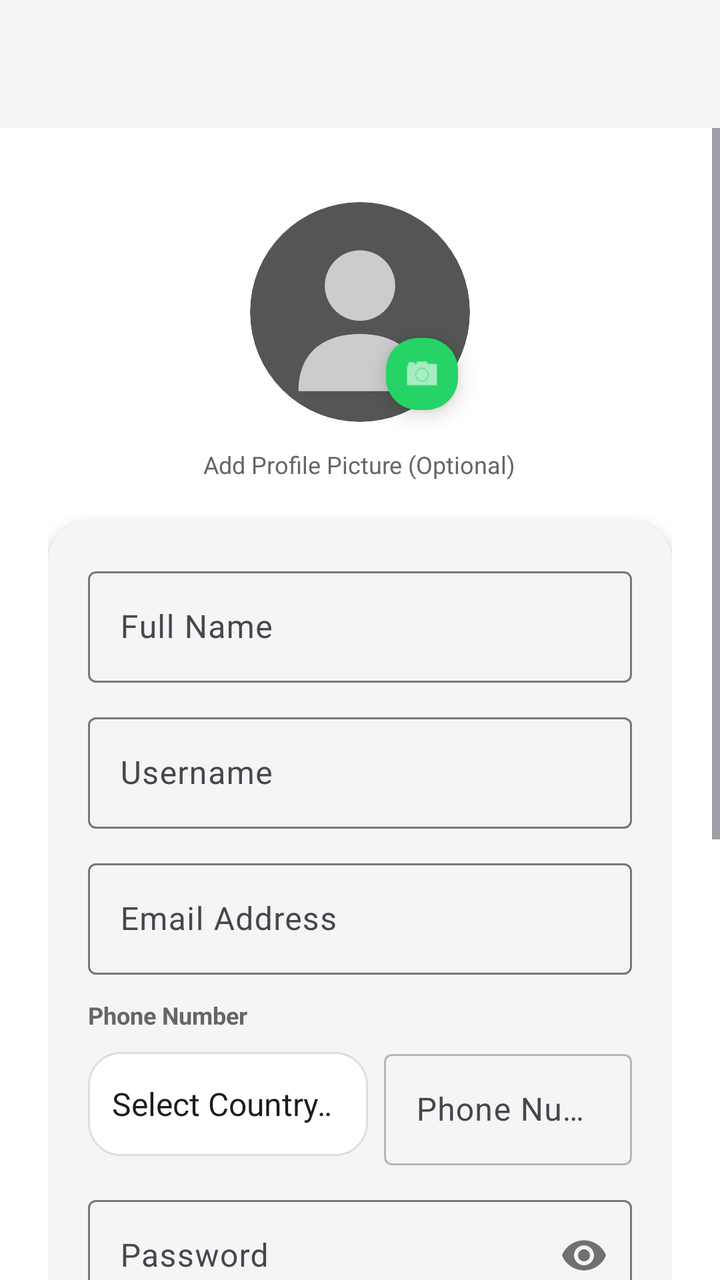
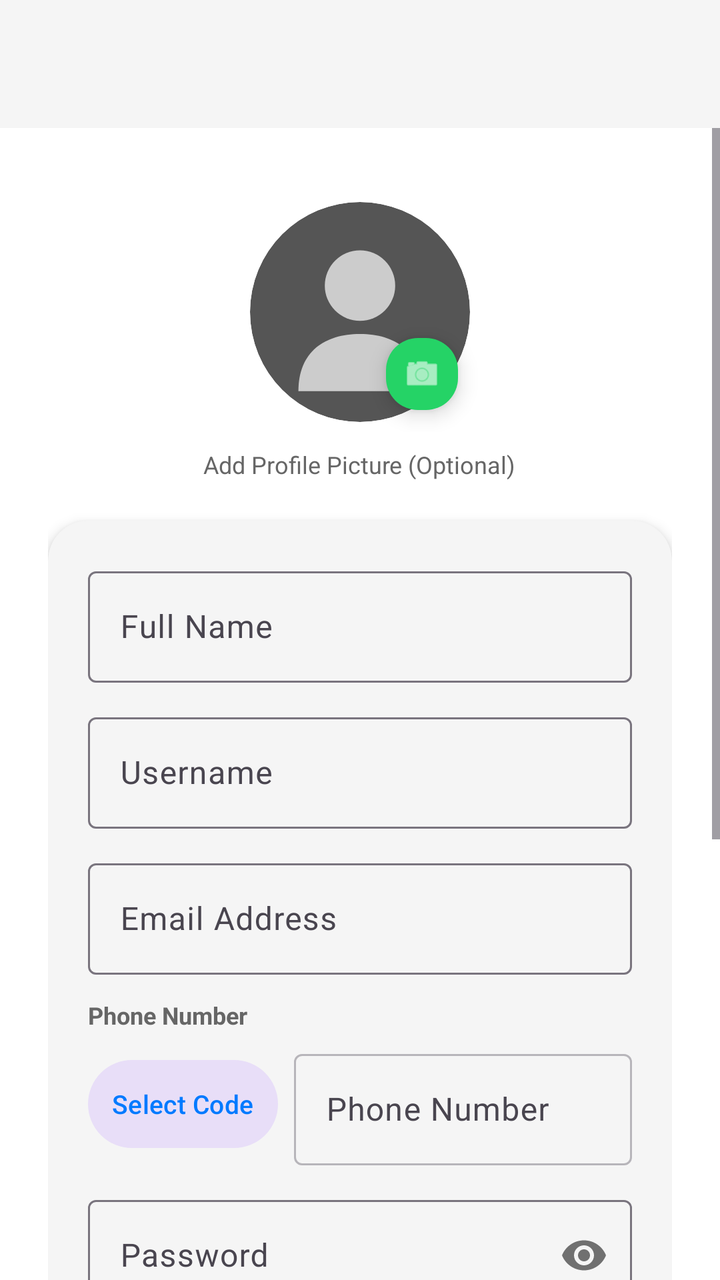

Compare the two renders of this Android layout. The source of the first and the diff that turns it into the second are given below.
<!-- AndroidManifest.xml: application theme Theme.ProjectCecily -->
<!-- res/layout/activity_signup.xml -->
<?xml version="1.0" encoding="utf-8"?>
<androidx.constraintlayout.widget.ConstraintLayout xmlns:android="http://schemas.android.com/apk/res/android"
    xmlns:app="http://schemas.android.com/apk/res-auto"
    android:layout_width="match_parent"
    android:layout_height="match_parent"
    android:background="@color/app_background">

    
    <com.google.android.material.appbar.AppBarLayout
        android:id="@+id/appBarLayout"
        android:layout_width="match_parent"
        android:layout_height="wrap_content"
        android:fitsSystemWindows="true"
        app:elevation="4dp"
        app:layout_constraintEnd_toEndOf="parent"
        app:layout_constraintStart_toStartOf="parent"
        app:layout_constraintTop_toTopOf="parent">

        <com.google.android.material.appbar.MaterialToolbar
            android:id="@+id/toolbar"
            android:layout_width="match_parent"
            android:layout_height="?attr/actionBarSize"
            android:background="@color/card_background" />
    </com.google.android.material.appbar.AppBarLayout>

    <ScrollView
        android:id="@+id/signup_scroll"
        android:layout_width="0dp"
        android:layout_height="0dp"
        app:layout_constraintBottom_toBottomOf="parent"
        app:layout_constraintEnd_toEndOf="parent"
        app:layout_constraintStart_toStartOf="parent"
        app:layout_constraintTop_toBottomOf="@id/appBarLayout">

        <LinearLayout
            android:layout_width="match_parent"
            android:layout_height="wrap_content"
            android:orientation="vertical"
            android:padding="24dp">

            
            <FrameLayout
                android:layout_width="match_parent"
                android:layout_height="wrap_content"
                android:paddingTop="8dp"
                android:paddingBottom="8dp">

                <RelativeLayout
                    android:layout_width="120dp"
                    android:layout_height="120dp"
                    android:layout_gravity="center">

                    <com.google.android.material.imageview.ShapeableImageView
                        android:id="@+id/ivSignUpProfilePic"
                        android:layout_width="110dp"
                        android:layout_height="110dp"
                        android:layout_centerInParent="true"
                        android:scaleType="centerCrop"
                        android:src="@drawable/ic_blank_user"
                        app:shapeAppearanceOverlay="@style/CircleImage" />

                    <com.google.android.material.floatingactionbutton.FloatingActionButton
                        android:id="@+id/btnSignUpChangeProfilePic"
                        android:layout_width="36dp"
                        android:layout_height="36dp"
                        android:layout_alignBottom="@id/ivSignUpProfilePic"
                        android:layout_alignEnd="@id/ivSignUpProfilePic"
                        android:contentDescription="Add profile picture"
                        app:backgroundTint="#25D366"
                        app:fabCustomSize="36dp"
                        app:maxImageSize="20dp"
                        app:srcCompat="@android:drawable/ic_menu_camera"
                        app:tint="#FFFFFF" />
                </RelativeLayout>
            </FrameLayout>

            <TextView
                android:layout_width="wrap_content"
                android:layout_height="wrap_content"
                android:layout_gravity="center"
                android:text="Add Profile Picture (Optional)"
                android:textColor="@color/text_secondary"
                android:textSize="12sp" />

            
            <com.google.android.material.card.MaterialCardView
                android:layout_width="match_parent"
                android:layout_height="wrap_content"
                android:layout_marginTop="20dp"
                app:cardBackgroundColor="@color/card_background"
                app:cardCornerRadius="20dp"
                app:cardElevation="4dp"
                app:strokeWidth="0dp">

                <LinearLayout
                    android:layout_width="match_parent"
                    android:layout_height="wrap_content"
                    android:orientation="vertical"
                    android:padding="20dp">

                    
                    <com.google.android.material.textfield.TextInputLayout
                        style="@style/Widget.Material3.TextInputLayout.OutlinedBox"
                        android:layout_width="match_parent"
                        android:layout_height="wrap_content"
                        android:hint="Full Name">

                        <com.google.android.material.textfield.TextInputEditText
                            android:id="@+id/etSignUpName"
                            android:layout_width="match_parent"
                            android:layout_height="wrap_content"
                            android:inputType="textPersonName"
                            android:singleLine="true" />
                    </com.google.android.material.textfield.TextInputLayout>

                    
                    <com.google.android.material.textfield.TextInputLayout
                        style="@style/Widget.Material3.TextInputLayout.OutlinedBox"
                        android:layout_width="match_parent"
                        android:layout_height="wrap_content"
                        android:layout_marginTop="12dp"
                        android:hint="Username">

                        <com.google.android.material.textfield.TextInputEditText
                            android:id="@+id/etSignUpUsername"
                            android:layout_width="match_parent"
                            android:layout_height="wrap_content"
                            android:inputType="text"
                            android:singleLine="true" />
                    </com.google.android.material.textfield.TextInputLayout>

                    
                    <com.google.android.material.textfield.TextInputLayout
                        style="@style/Widget.Material3.TextInputLayout.OutlinedBox"
                        android:layout_width="match_parent"
                        android:layout_height="wrap_content"
                        android:layout_marginTop="12dp"
                        android:hint="Email Address">

                        <com.google.android.material.textfield.TextInputEditText
                            android:id="@+id/etSignUpEmail"
                            android:layout_width="match_parent"
                            android:layout_height="wrap_content"
                            android:inputType="textEmailAddress"
                            android:singleLine="true" />
                    </com.google.android.material.textfield.TextInputLayout>

                    
                    <TextView
                        android:layout_width="wrap_content"
                        android:layout_height="wrap_content"
                        android:layout_marginTop="12dp"
                        android:text="Phone Number"
                        android:textColor="@color/text_secondary"
                        android:textSize="12sp"
                        android:textStyle="bold" />

                    <LinearLayout
                        android:layout_width="match_parent"
                        android:layout_height="wrap_content"
                        android:layout_marginTop="6dp"
                        android:gravity="center_vertical"
                        android:orientation="horizontal">

                        <Spinner
                            android:id="@+id/spinnerSignUpCountryCode"
                            android:layout_width="140dp"
                            android:layout_height="52dp"
                            android:background="@drawable/widget_background"
                            android:entries="@array/country_codes_array"
                            android:paddingStart="4dp"
                            android:paddingEnd="4dp" />

                        <com.google.android.material.textfield.TextInputLayout
                            style="@style/Widget.Material3.TextInputLayout.OutlinedBox"
                            android:layout_width="0dp"
                            android:layout_height="wrap_content"
                            android:layout_marginStart="8dp"
                            android:layout_weight="1"
                            android:hint="Phone Number">

                            <com.google.android.material.textfield.TextInputEditText
                                android:id="@+id/etSignUpPhoneNumber"
                                android:layout_width="match_parent"
                                android:layout_height="wrap_content"
                                android:alpha="0.5"
                                android:enabled="false"
                                android:inputType="phone"
                                android:singleLine="true" />
                        </com.google.android.material.textfield.TextInputLayout>
                    </LinearLayout>

                    
                    <com.google.android.material.textfield.TextInputLayout
                        style="@style/Widget.Material3.TextInputLayout.OutlinedBox"
                        android:layout_width="match_parent"
                        android:layout_height="wrap_content"
                        android:layout_marginTop="12dp"
                        android:hint="Password"
                        app:passwordToggleEnabled="true">

                        <com.google.android.material.textfield.TextInputEditText
                            android:id="@+id/etSignUpPassword"
                            android:layout_width="match_parent"
                            android:layout_height="wrap_content"
                            android:inputType="textPassword"
                            android:singleLine="true" />
                    </com.google.android.material.textfield.TextInputLayout>

                    
                    <TextView
                        android:layout_width="wrap_content"
                        android:layout_height="wrap_content"
                        android:layout_marginTop="16dp"
                        android:text="Gender"
                        android:textColor="@color/text_secondary"
                        android:textSize="12sp"
                        android:textStyle="bold" />

                    <com.google.android.material.button.MaterialButtonToggleGroup
                        android:id="@+id/genderToggleGroup"
                        android:layout_width="match_parent"
                        android:layout_height="wrap_content"
                        android:layout_marginTop="8dp"
                        app:selectionRequired="true"
                        app:singleSelection="true">

                        <Button
                            android:id="@+id/btnGenderMale"
                            style="?attr/materialButtonOutlinedStyle"
                            android:layout_width="0dp"
                            android:layout_height="wrap_content"
                            android:layout_weight="1"
                            android:text="Male"
                            android:textSize="11sp" />

                        <Button
                            android:id="@+id/btnGenderFemale"
                            style="?attr/materialButtonOutlinedStyle"
                            android:layout_width="0dp"
                            android:layout_height="wrap_content"
                            android:layout_weight="1"
                            android:text="Female"
                            android:textSize="11sp" />

                        <Button
                            android:id="@+id/btnGenderOther"
                            style="?attr/materialButtonOutlinedStyle"
                            android:layout_width="0dp"
                            android:layout_height="wrap_content"
                            android:layout_weight="1.3"
                            android:text="Prefer not to say"
                            android:textSize="10sp" />
                    </com.google.android.material.button.MaterialButtonToggleGroup>

                    
                    <com.google.android.material.textfield.TextInputLayout
                        style="@style/Widget.Material3.TextInputLayout.OutlinedBox"
                        android:layout_width="match_parent"
                        android:layout_height="wrap_content"
                        android:layout_marginTop="16dp"
                        android:hint="Birthday (YYYY-MM-DD)">

                        <com.google.android.material.textfield.TextInputEditText
                            android:id="@+id/etSignUpBirthday"
                            android:layout_width="match_parent"
                            android:layout_height="wrap_content"
                            android:focusable="false"
                            android:inputType="none"
                            android:singleLine="true" />
                    </com.google.android.material.textfield.TextInputLayout>

                    
                    <Button
                        android:id="@+id/btnCreateAccount"
                        android:layout_width="match_parent"
                        android:layout_height="52dp"
                        android:layout_marginTop="24dp"
                        android:text="Create Account"
                        android:textSize="16sp"
                        android:textStyle="bold" />

                    <Button
                        android:id="@+id/btnBackToLogin"
                        style="@style/Widget.Material3.Button.TextButton"
                        android:layout_width="match_parent"
                        android:layout_height="wrap_content"
                        android:layout_marginTop="8dp"
                        android:text="Already have an account? Log In" />

                </LinearLayout>
            </com.google.android.material.card.MaterialCardView>

        </LinearLayout>
    </ScrollView>

</androidx.constraintlayout.widget.ConstraintLayout>
<!-- resources referenced by this layout -->
<resources>
  <string-array name="country_codes_array">
          <item>Select Country Code</item>
          <item>🇲🇾 +60 (Malaysia)</item>
          <item>🇸🇬 +65 (Singapore)</item>
          <item>🇮🇩 +62 (Indonesia)</item>
          <item>🇹🇭 +66 (Thailand)</item>
          <item>🇻🇳 +84 (Vietnam)</item>
          <item>🇵🇭 +63 (Philippines)</item>
          <item>🇰🇭 +855 (Cambodia)</item>
          <item>🇱🇦 +856 (Laos)</item>
          <item>🇲🇲 +95 (Myanmar)</item>
          <item>🇧🇳 +673 (Brunei)</item>
          <item>🇹🇱 +670 (Timor-Leste)</item>
          <item>🇨🇳 +86 (China)</item>
          <item>🇭🇰 +852 (Hong Kong)</item>
          <item>🇲🇴 +853 (Macau)</item>
          <item>🇹🇼 +886 (Taiwan)</item>
          <item>🇯🇵 +81 (Japan)</item>
          <item>🇰🇷 +82 (South Korea)</item>
          <item>🇮🇳 +91 (India)</item>
          <item>🇵🇰 +92 (Pakistan)</item>
          <item>🇧🇩 +880 (Bangladesh)</item>
          <item>🇱🇰 +94 (Sri Lanka)</item>
          <item>🇳🇵 +977 (Nepal)</item>
          <item>🇸🇦 +966 (Saudi Arabia)</item>
          <item>🇦🇪 +971 (United Arab Emirates)</item>
          <item>🇶🇦 +974 (Qatar)</item>
          <item>🇰🇼 +965 (Kuwait)</item>
          <item>🇧🇭 +973 (Bahrain)</item>
          <item>🇴🇲 +968 (Oman)</item>
          <item>🇯🇴 +962 (Jordan)</item>
          <item>🇱🇧 +961 (Lebanon)</item>
          <item>🇮🇷 +98 (Iran)</item>
          <item>🇮🇶 +964 (Iraq)</item>
          <item>🇹🇷 +90 (Turkey)</item>
          <item>🇺🇸 +1 (United States / Canada)</item>
          <item>🇬🇧 +44 (United Kingdom)</item>
          <item>🇦🇺 +61 (Australia)</item>
          <item>🇳🇿 +64 (New Zealand)</item>
          <item>🇩🇪 +49 (Germany)</item>
          <item>🇫🇷 +33 (France)</item>
          <item>🇮🇹 +39 (Italy)</item>
          <item>🇪🇸 +34 (Spain)</item>
          <item>🇳🇱 +31 (Netherlands)</item>
          <item>🇨🇭 +41 (Switzerland)</item>
          <item>🇸🇪 +46 (Sweden)</item>
          <item>🇳🇴 +47 (Norway)</item>
          <item>🇩🇰 +45 (Denmark)</item>
          <item>🇫🇮 +358 (Finland)</item>
          <item>🇷🇺 +7 (Russia)</item>
          <item>🇺🇦 +380 (Ukraine)</item>
          <item>🇵🇱 +48 (Poland)</item>
          <item>🇬🇷 +30 (Greece)</item>
          <item>🇧🇷 +55 (Brazil)</item>
          <item>🇦🇷 +54 (Argentina)</item>
          <item>🇲🇽 +52 (Mexico)</item>
          <item>🇨🇱 +56 (Chile)</item>
          <item>🇿🇦 +27 (South Africa)</item>
          <item>🇪🇬 +20 (Egypt)</item>
          <item>🇳🇬 +234 (Nigeria)</item>
          <item>🇰🇪 +254 (Kenya)</item>
      </string-array>
  <color name="app_background">#FFFFFF</color>
  <color name="card_background">#F5F5F5</color>
  <color name="text_secondary">#666666</color>
  <!-- drawable widget_background (drawable) -->
  <?xml version="1.0" encoding="utf-8"?>
  <shape xmlns:android="http://schemas.android.com/apk/res/android">
      <solid android:color="@color/widget_bg_color" />
      <corners android:radius="16dp" />
      <stroke android:width="1dp" android:color="@color/widget_stroke_color" />
  </shape>
  <style name="CircleImage">
          <item name="cornerSize">50%</item>
      </style>
  <style name="Theme.ProjectCecily" parent="Base.Theme.ProjectCecily" />
  <color name="widget_bg_color">#FFFFFF</color>
  <color name="widget_stroke_color">#DDDDDD</color>
  <style name="Base.Theme.ProjectCecily" parent="Theme.Material3.DayNight.NoActionBar">
          
          <item name="colorPrimary">@color/nav_selected</item>
          <item name="windowActionBar">false</item>
          <item name="windowNoTitle">true</item>
  
          
          <item name="colorOnSecondaryContainer">@color/nav_selected</item>
      </style>
  <color name="nav_selected">#007AFF</color>
  <!-- unchanged entries left out for length: 1 -->
</resources>

<!-- the commit's change to res/layout/activity_signup.xml (unified diff, before → after) -->
@@ -162,14 +162,14 @@
                         android:gravity="center_vertical"
                         android:orientation="horizontal">
 
-                        <Spinner
-                            android:id="@+id/spinnerSignUpCountryCode"
-                            android:layout_width="140dp"
+                        <Button
+                            android:id="@+id/btnSelectSignUpCountryCode"
+                            style="@style/Widget.Material3.Button.TonalButton"
+                            android:layout_width="wrap_content"
                             android:layout_height="52dp"
-                            android:background="@drawable/widget_background"
-                            android:entries="@array/country_codes_array"
-                            android:paddingStart="4dp"
-                            android:paddingEnd="4dp" />
+                            android:paddingHorizontal="12dp"
+                            android:text="Select Code"
+                            android:textSize="13sp" />
 
                         <com.google.android.material.textfield.TextInputLayout
                             style="@style/Widget.Material3.TextInputLayout.OutlinedBox"
<!-- resource entries referenced after the edit -->
@@ -1,83 +1,12 @@
 <!-- resources referenced by this layout -->
 <resources>
-  <string-array name="country_codes_array">
-          <item>Select Country Code</item>
-          <item>🇲🇾 +60 (Malaysia)</item>
-          <item>🇸🇬 +65 (Singapore)</item>
-          <item>🇮🇩 +62 (Indonesia)</item>
-          <item>🇹🇭 +66 (Thailand)</item>
-          <item>🇻🇳 +84 (Vietnam)</item>
-          <item>🇵🇭 +63 (Philippines)</item>
-          <item>🇰🇭 +855 (Cambodia)</item>
-          <item>🇱🇦 +856 (Laos)</item>
-          <item>🇲🇲 +95 (Myanmar)</item>
-          <item>🇧🇳 +673 (Brunei)</item>
-          <item>🇹🇱 +670 (Timor-Leste)</item>
-          <item>🇨🇳 +86 (China)</item>
-          <item>🇭🇰 +852 (Hong Kong)</item>
-          <item>🇲🇴 +853 (Macau)</item>
-          <item>🇹🇼 +886 (Taiwan)</item>
-          <item>🇯🇵 +81 (Japan)</item>
-          <item>🇰🇷 +82 (South Korea)</item>
-          <item>🇮🇳 +91 (India)</item>
-          <item>🇵🇰 +92 (Pakistan)</item>
-          <item>🇧🇩 +880 (Bangladesh)</item>
-          <item>🇱🇰 +94 (Sri Lanka)</item>
-          <item>🇳🇵 +977 (Nepal)</item>
-          <item>🇸🇦 +966 (Saudi Arabia)</item>
-          <item>🇦🇪 +971 (United Arab Emirates)</item>
-          <item>🇶🇦 +974 (Qatar)</item>
-          <item>🇰🇼 +965 (Kuwait)</item>
-          <item>🇧🇭 +973 (Bahrain)</item>
-          <item>🇴🇲 +968 (Oman)</item>
-          <item>🇯🇴 +962 (Jordan)</item>
-          <item>🇱🇧 +961 (Lebanon)</item>
-          <item>🇮🇷 +98 (Iran)</item>
-          <item>🇮🇶 +964 (Iraq)</item>
-          <item>🇹🇷 +90 (Turkey)</item>
-          <item>🇺🇸 +1 (United States / Canada)</item>
-          <item>🇬🇧 +44 (United Kingdom)</item>
-          <item>🇦🇺 +61 (Australia)</item>
-          <item>🇳🇿 +64 (New Zealand)</item>
-          <item>🇩🇪 +49 (Germany)</item>
-          <item>🇫🇷 +33 (France)</item>
-          <item>🇮🇹 +39 (Italy)</item>
-          <item>🇪🇸 +34 (Spain)</item>
-          <item>🇳🇱 +31 (Netherlands)</item>
-          <item>🇨🇭 +41 (Switzerland)</item>
-          <item>🇸🇪 +46 (Sweden)</item>
-          <item>🇳🇴 +47 (Norway)</item>
-          <item>🇩🇰 +45 (Denmark)</item>
-          <item>🇫🇮 +358 (Finland)</item>
-          <item>🇷🇺 +7 (Russia)</item>
-          <item>🇺🇦 +380 (Ukraine)</item>
-          <item>🇵🇱 +48 (Poland)</item>
-          <item>🇬🇷 +30 (Greece)</item>
-          <item>🇧🇷 +55 (Brazil)</item>
-          <item>🇦🇷 +54 (Argentina)</item>
-          <item>🇲🇽 +52 (Mexico)</item>
-          <item>🇨🇱 +56 (Chile)</item>
-          <item>🇿🇦 +27 (South Africa)</item>
-          <item>🇪🇬 +20 (Egypt)</item>
-          <item>🇳🇬 +234 (Nigeria)</item>
-          <item>🇰🇪 +254 (Kenya)</item>
-      </string-array>
   <color name="app_background">#FFFFFF</color>
   <color name="card_background">#F5F5F5</color>
   <color name="text_secondary">#666666</color>
-  <!-- drawable widget_background (drawable) -->
-  <?xml version="1.0" encoding="utf-8"?>
-  <shape xmlns:android="http://schemas.android.com/apk/res/android">
-      <solid android:color="@color/widget_bg_color" />
-      <corners android:radius="16dp" />
-      <stroke android:width="1dp" android:color="@color/widget_stroke_color" />
-  </shape>
   <style name="CircleImage">
           <item name="cornerSize">50%</item>
       </style>
   <style name="Theme.ProjectCecily" parent="Base.Theme.ProjectCecily" />
-  <color name="widget_bg_color">#FFFFFF</color>
-  <color name="widget_stroke_color">#DDDDDD</color>
   <style name="Base.Theme.ProjectCecily" parent="Theme.Material3.DayNight.NoActionBar">
           
           <item name="colorPrimary">@color/nav_selected</item>
